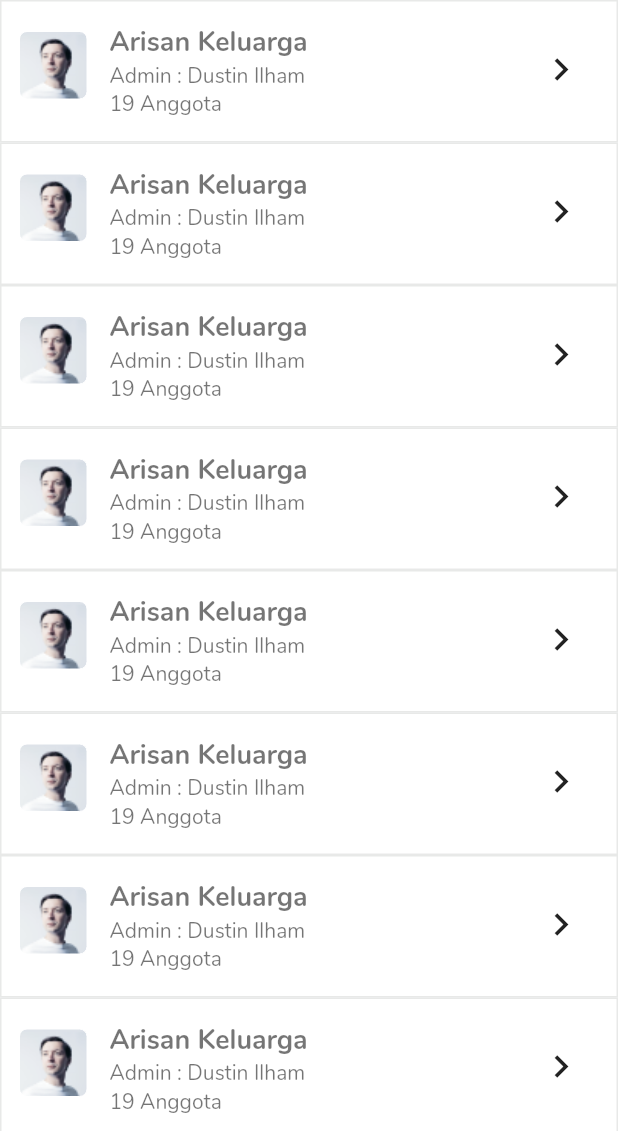
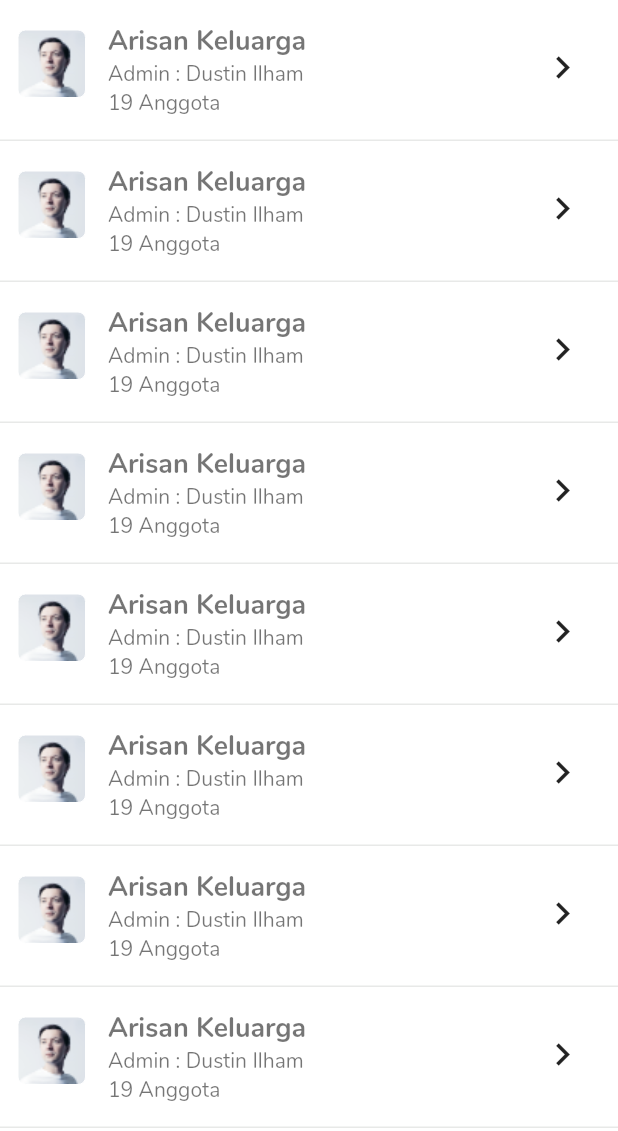
Before and after one commit to rezarffahlevi/flutter_moring, a Flutter app: the GatheringScreen screen opened directly, on a phone screen of 412 x 824 dp, the part 105-1236 px from its top. Run offline on Flutter 3.47's test engine with Material 2 defaults, Android fonts, the phone set to English and light mode, and no system bars; our stand-ins replace flutter_calendar_carousel, flutter_datetime_picker, fluttertoast, shared_preferences; missing offline and left inert: shake; accounts and stored records are empty.

Commit message:
bloc add gather

```diff
--- /dev/null
+++ b/lib/src/models/gathering/gathering_group_model.dart
@@ -0,0 +1,20 @@
+class GatheringGroupModel {
+  String name;
+  String type;
+  int rangeTime;
+  int cash;
+  int consumtion;
+
+  GatheringGroupModel(
+      {this.name, this.type, this.rangeTime, this.cash, this.consumtion});
+
+  Map<String, dynamic> toJson() {
+    final Map<String, dynamic> data = new Map<String, dynamic>();
+    data['nama'] = this.name;
+    data['type'] = this.type;
+    data['rangeTime'] = this.rangeTime;
+    data['cash'] = this.cash;
+    data['consumtion'] = this.consumtion;
+    return data;
+  }
+}
--- a/lib/src/providers/auth/login_bloc.dart
+++ b/lib/src/providers/auth/login_bloc.dart
@@ -66,6 +66,7 @@ class LoginBloc extends ChangeNotifier {
         loader.hideLoader();
         customSnackBar(scaffoldKey, _auth.message,
             backgroundColor: Colors.redAccent);
+        Navigator.pushReplacementNamed(_context, HomeRootScreen.routeName);
       }
     } catch (e) {
       loader.hideLoader();
--- a/lib/src/providers/user/user_bloc.dart
+++ b/lib/src/providers/user/user_bloc.dart
@@ -29,7 +29,7 @@ class UserBloc extends ChangeNotifier {
   }
 
   UserBloc() {
-    fecthData();
+    // fecthData();
     // getToken();
   }
 
--- a/lib/src/screens/gathering/gathering_screen.dart
+++ b/lib/src/screens/gathering/gathering_screen.dart
@@ -81,6 +81,20 @@ class GatheringScreen extends StatelessWidget {
         itemCount: 13,
         itemBuilder: (context, index) {
           return _arisanWidget(context, bloc);
+          return Container(
+            decoration: BoxDecoration(
+              color: TheColors.white,
+              border: Border(
+                bottom: BorderSide(color: TheColors.greyPlaceHolder, width: 1),
+              ),
+            ),
+            child: ListTile(
+              title: Text("Arisan Keluarga"),
+              subtitle: Text(
+                "Admin : Dustin Ilham",
+              ),
+            ),
+          );
         });
   }
 
@@ -88,12 +102,13 @@ class GatheringScreen extends StatelessWidget {
     return InkWell(
       onTap: bloc.gatheringClicked,
       child: Container(
-          // margin: EdgeInsets.symmetric(horizontal: 15, vertical: 5),
           padding: EdgeInsets.symmetric(vertical: 15, horizontal: 12),
           decoration: BoxDecoration(
-              color: TheColors.white,
-              borderRadius: BorderRadius.circular(0),
-              border: Border.all(color: TheColors.greyPlaceHolder, width: 1)),
+            color: TheColors.white,
+            border: Border(
+              bottom: BorderSide(color: TheColors.greyPlaceHolder, width: 1),
+            ),
+          ),
           child: Column(
             mainAxisAlignment: MainAxisAlignment.start,
             crossAxisAlignment: CrossAxisAlignment.start,
--- a/lib/src/widgets/the_text_field.dart
+++ b/lib/src/widgets/the_text_field.dart
@@ -132,7 +132,9 @@ class TheTextFieldRadius extends StatelessWidget {
               child: Container(
                 child: Focus(
                   onFocusChange: (focus) {
-                    onTextFieldTap(focus);
+                    return onTextFieldTap == null
+                        ? null
+                        : onTextFieldTap(focus);
                   },
                   child: TextField(
                     key: key,
```
Also changed, not shown: lib/src/app.dart (+4 -3 lines), lib/src/providers/gathering/add_gathering_bloc.dart (added, +84 -0 lines), lib/src/screens/gathering/add_gathering_screen.dart (+40 -25 lines).
